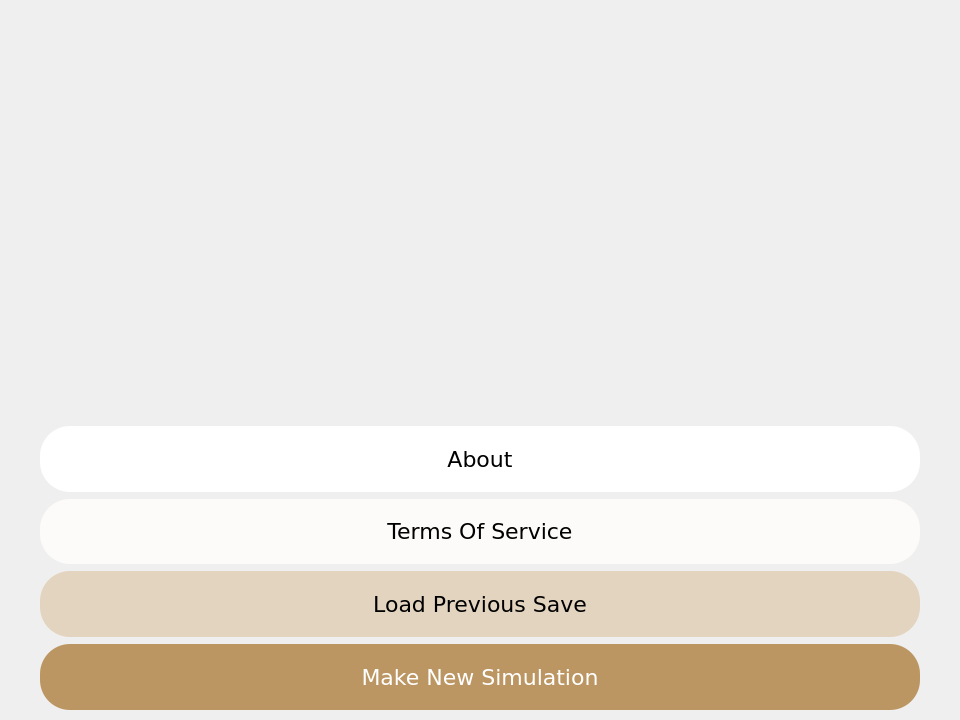
Qt form MarketGame/signinoptionsdialog.ui (plagentile/Market_Game) before a commit.
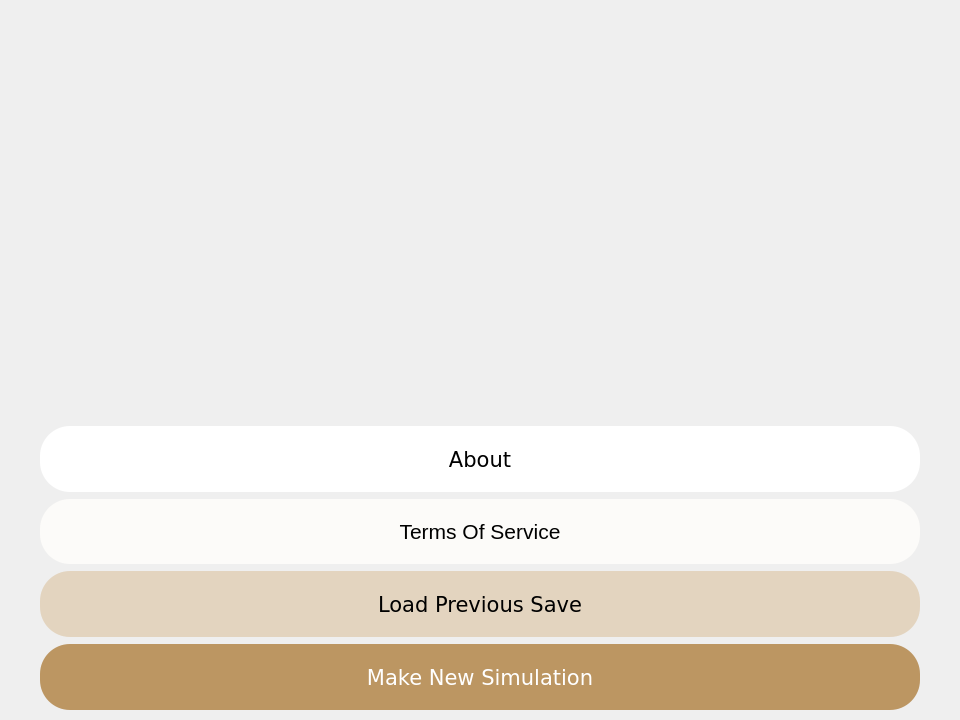
The same form after that commit. Icons and pictures are not drawn.

```diff
--- a/MarketGame/signinoptionsdialog.ui
+++ b/MarketGame/signinoptionsdialog.ui
@@ -23,13 +23,6 @@
 {
 	border-image: url(:/files/img/welcomeBackground.png) 0 0 0 0 stretch stretch;
 }
-#coreLabel
-{
-	font-size:24px;
-	color: black;
-	font-family: Georgia;
-}
-
 
 #aboutButton
 {
@@ -55,8 +48,6 @@
 
 #aboutButton, #termsOfServiceButton, #loadPreviousSimButton, #makeNewSimButton
 {
-	font-size:22px;
-	font-family: Verdana;
 	border-radius: 30px;
 }
 
@@ -134,7 +125,7 @@
        <property name="font">
         <font>
          <family>Verdana</family>
-         <pointsize>-1</pointsize>
+         <pointsize>16</pointsize>
         </font>
        </property>
        <property name="styleSheet">
@@ -153,6 +144,11 @@
          <verstretch>0</verstretch>
         </sizepolicy>
        </property>
+       <property name="font">
+        <font>
+         <pointsize>16</pointsize>
+        </font>
+       </property>
        <property name="text">
         <string>Terms Of Service</string>
        </property>
@@ -169,7 +165,7 @@
        <property name="font">
         <font>
          <family>Verdana</family>
-         <pointsize>-1</pointsize>
+         <pointsize>16</pointsize>
         </font>
        </property>
        <property name="styleSheet">
@@ -197,7 +193,7 @@
        <property name="font">
         <font>
          <family>Verdana</family>
-         <pointsize>-1</pointsize>
+         <pointsize>16</pointsize>
         </font>
        </property>
        <property name="styleSheet">
```
